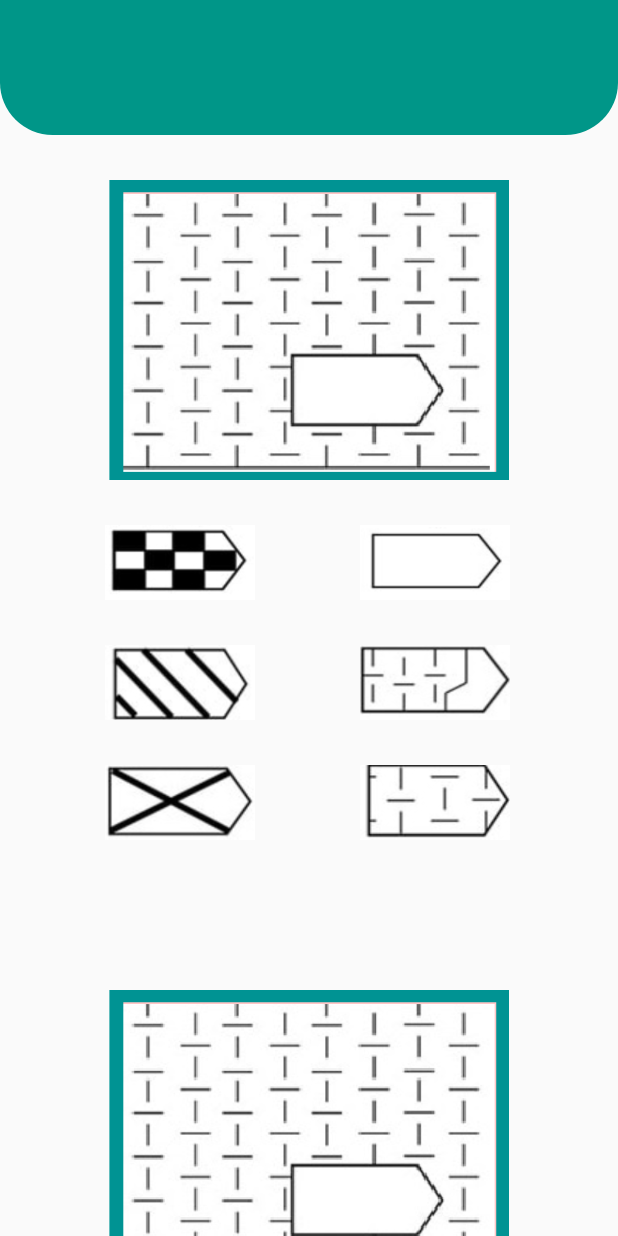
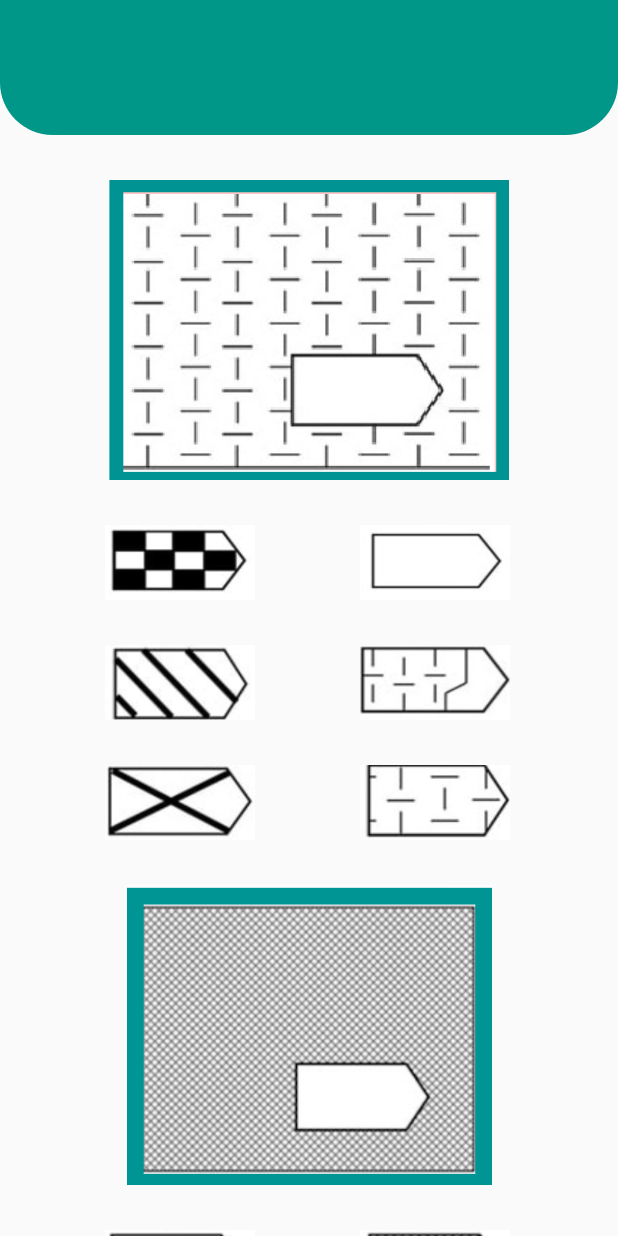
Before and after one commit to narjesabdolii/RPMT_text, a Flutter app: the QuestionOne screen opened by its route, on a phone screen of 412 x 824 dp. Run offline on Flutter 3.47's test engine with Material 2 defaults, Android fonts, the phone set to English and light mode, and no system bars; missing offline and left inert: persian_fonts.

Commit message:
add image for question 3

```diff
--- a/lib/pages/Question_one.dart
+++ b/lib/pages/Question_one.dart
@@ -40,9 +40,9 @@ class _QuestionOneState extends State<QuestionOne> {
               ),
           ),
           const SizedBox(height: 30,),
-          const QuestionCard(address1: 'assets/a1.png', address2: 'assets/b1.png', address3: 'assets/c1.png', address4: 'assets/d1.png', address5: 'assets/e1.png', address6: 'assets/f1.png'),
-          const SizedBox(height: 100,),
-          const QuestionCard(address1: 'assets/a2.png', address2: 'assets/b2.png', address3: 'assets/a2.png', address4: 'assets/a2.png', address5: 'assets/a2.png', address6: 'assets/a2.png'),
+          const QuestionCard(address1: 'assets/a1.png', address2: 'assets/b1.png', address3: 'assets/c1.png', address4: 'assets/d1.png', address5: 'assets/e1.png', address6: 'assets/f1.png',image: 'assets/1.png',),
+          const SizedBox(height: 30,),
+          const QuestionCard(address1: 'assets/a2.png', address2: 'assets/b2.png', address3: 'assets/a2.png', address4: 'assets/a2.png', address5: 'assets/a2.png', address6: 'assets/a2.png',image: 'assets/2.png',),
 
         ],
       ),
@@ -64,7 +64,6 @@ class ButtonCard extends StatelessWidget{
     Size size = MediaQuery.of(context).size;
     return GestureDetector(
       onTap: (){
-        Navigator.pushNamed(context, '/Question_two');
       },
       child: Image(
               image: AssetImage(address),
@@ -99,8 +98,9 @@ class AnswerCard extends StatelessWidget{
 
 class QuestionCard extends StatelessWidget{
   const QuestionCard ({
-    Key? key, required this.address1, required this.address2, required this.address3, required this.address4, required this.address5, required this.address6,
+    Key? key, required this.address1, required this.address2, required this.address3, required this.address4, required this.address5, required this.address6, required this.image,
   })  : super(key: key);
+  final String image;
   final String address1;
   final String address2;
   final String address3;
@@ -121,8 +121,8 @@ class QuestionCard extends StatelessWidget{
         bottom : 200,
       ),
       decoration: BoxDecoration(
-        image: const DecorationImage(
-          image: AssetImage('assets/1.png'),
+        image: DecorationImage(
+          image: AssetImage(image),
         ),
         borderRadius: BorderRadius.circular(50),
       ),
```
Also changed, not shown: assets/3.png (added), assets/a3.png (added), assets/b3.png (added), assets/back1.jpg (added), assets/screen.jpg (added).
